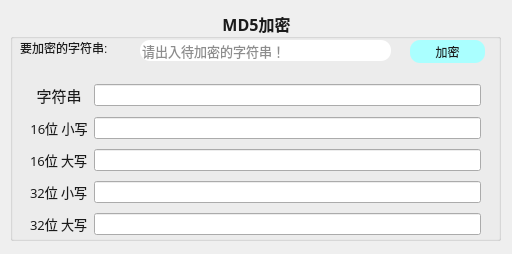
First picture: the form in app/MD5.ui, repository hurricane1988/AutoCheck, before the edit.
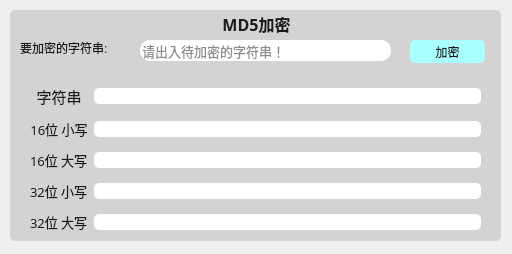
Second picture: the form after the edit.

```diff
--- a/app/MD5.ui
+++ b/app/MD5.ui
@@ -43,7 +43,9 @@
     </font>
    </property>
    <property name="styleSheet">
-    <string notr="true">color: rgb(27, 27, 27);</string>
+    <string notr="true">color: rgb(27, 27, 27);
+background-color: lightgray;
+border-radius:5px;</string>
    </property>
    <property name="title">
     <string>MD5加密</string>
@@ -83,7 +85,8 @@
      </font>
     </property>
     <property name="styleSheet">
-     <string notr="true">border-radius:10px;</string>
+     <string notr="true">border-radius:10px;
+background-color: rgb(255, 255, 255);</string>
     </property>
     <property name="placeholderText">
      <string>请出入待加密的字符串！</string>
@@ -104,7 +107,7 @@
     <property name="styleSheet">
      <string notr="true">background-color: rgb(170, 255, 255);
 font: 75 11pt &quot;微软雅黑&quot;;
-border-radius:10px;</string>
+border-radius:5px;</string>
     </property>
     <property name="text">
      <string>加密</string>
@@ -144,6 +147,10 @@
          <height>2</height>
         </size>
        </property>
+       <property name="styleSheet">
+        <string notr="true">border-radius:5px;
+background-color: rgb(255, 255, 255);</string>
+       </property>
       </widget>
      </item>
      <item row="1" column="0">
@@ -163,7 +170,12 @@
       </widget>
      </item>
      <item row="1" column="1">
-      <widget class="QLineEdit" name="lineEdit16min"/>
+      <widget class="QLineEdit" name="lineEdit16min">
+       <property name="styleSheet">
+        <string notr="true">background-color: rgb(255, 255, 255);
+border-radius:5px;</string>
+       </property>
+      </widget>
      </item>
      <item row="2" column="0">
       <widget class="QLabel" name="label16max">
@@ -179,7 +191,12 @@
       </widget>
      </item>
      <item row="2" column="1">
-      <widget class="QLineEdit" name="lineEdit16max"/>
+      <widget class="QLineEdit" name="lineEdit16max">
+       <property name="styleSheet">
+        <string notr="true">border-radius:5px;
+background-color: rgb(255, 255, 255);</string>
+       </property>
+      </widget>
      </item>
      <item row="3" column="0">
       <widget class="QLabel" name="label32min">
@@ -195,7 +212,12 @@
       </widget>
      </item>
      <item row="3" column="1">
-      <widget class="QLineEdit" name="lineEdit32min"/>
+      <widget class="QLineEdit" name="lineEdit32min">
+       <property name="styleSheet">
+        <string notr="true">background-color: rgb(255, 255, 255);
+border-radius:5px;</string>
+       </property>
+      </widget>
      </item>
      <item row="4" column="0">
       <widget class="QLabel" name="label32max">
@@ -211,7 +233,12 @@
       </widget>
      </item>
      <item row="4" column="1">
-      <widget class="QLineEdit" name="lineEdit32max"/>
+      <widget class="QLineEdit" name="lineEdit32max">
+       <property name="styleSheet">
+        <string notr="true">background-color: rgb(255, 255, 255);
+border-radius:5px;</string>
+       </property>
+      </widget>
      </item>
     </layout>
    </widget>
```
